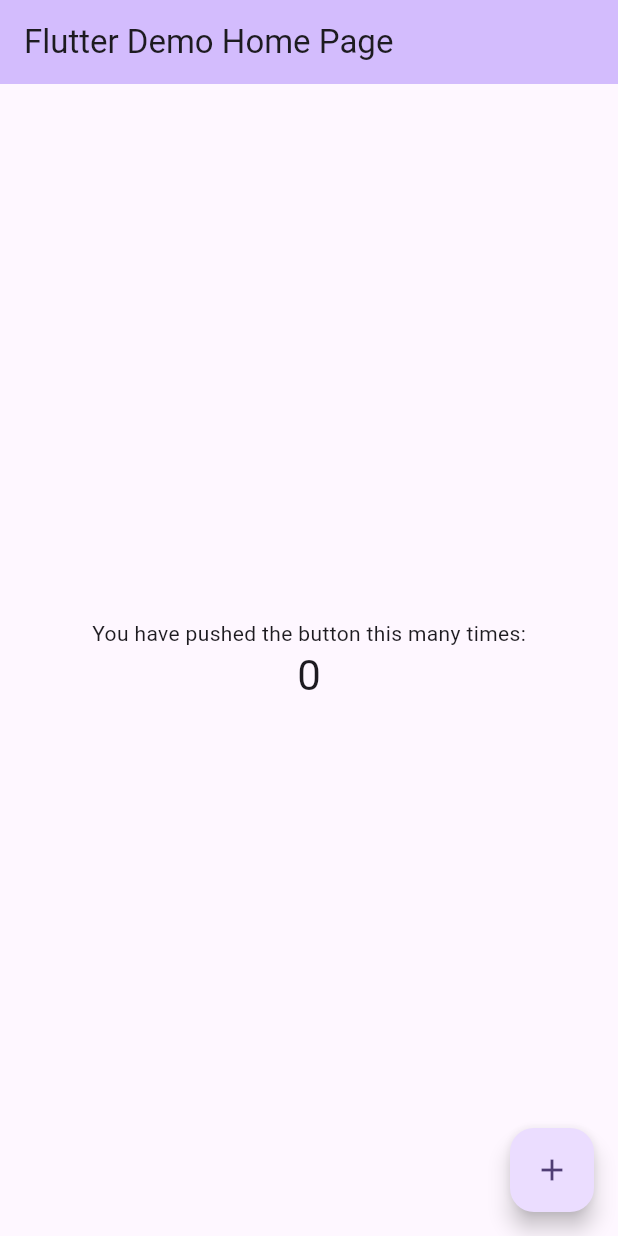
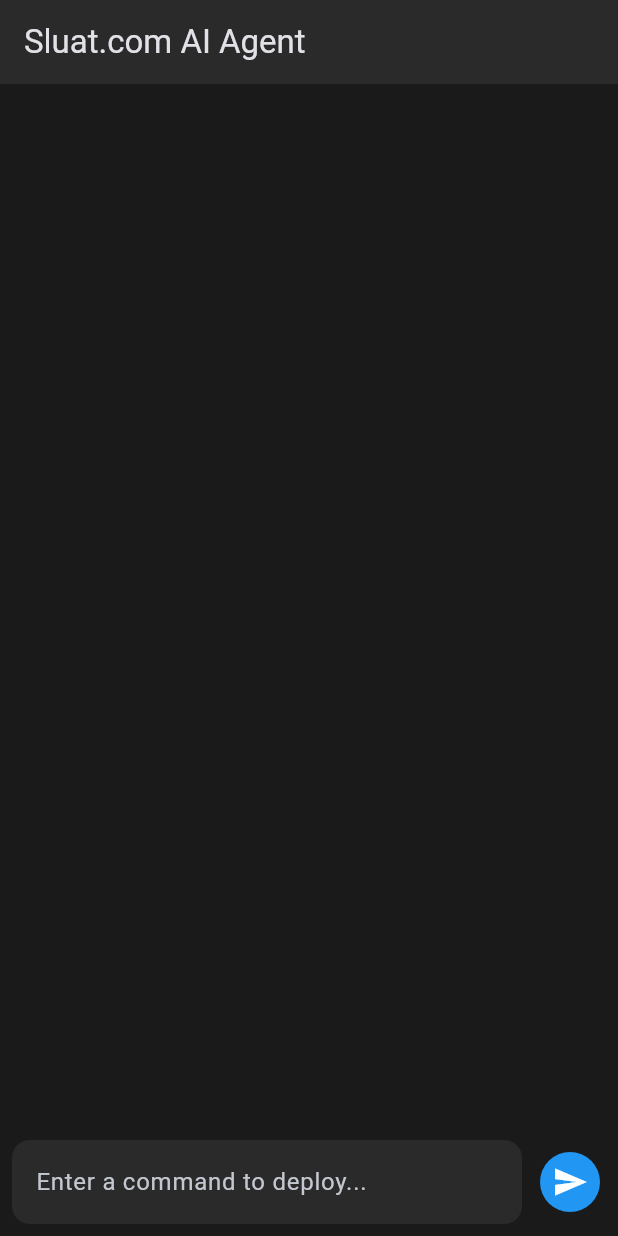
Before and after one commit to could-ai/019a25d7-424f-7ea1-a025-25cec1caa14f, a Flutter app: the screen it shows after launch, on a phone screen of 412 x 824 dp. Run offline on Flutter 3.47's test engine with Material 3 defaults, Android fonts, the phone set to English and light mode, and no system bars.

Commit message:
Updated the project name to "sluat_ai" and modified the description to "An AI agent that can deploy stuff" to align with the user's request for an AI application branded with "Sluat.com". This change ensures the project's metadata accurately reflects its new purpose.; Modified the web/index.html file to update the application's title and metadata for the web. The <title> and apple-mobile-web-app-title were changed to "Sluat AI", and the description meta tag was updated to "An AI agent that can deploy stuff." This aligns the web deployment's branding with the user's specified domain and purpose.; I have completely overhauled the main application file to create the foundation for your AI agent. The previous counter app has been replaced with a sophisticated chat interface featuring a dark theme. This new UI includes a message view, a text input field for commands, and a send button. When you enter a command and press send, the application will simulate a response from the AI, displaying "Deployment initiated for: [your command]". This provides the core user experience for interacting with your AI agent.

```diff
--- a/usr/lib/main.dart
+++ b/usr/lib/main.dart
@@ -1,120 +1,126 @@
 import 'package:flutter/material.dart';
 
 void main() {
-  runApp(const MyApp());
+  runApp(const SluatAIApp());
 }
 
-class MyApp extends StatelessWidget {
-  const MyApp({super.key});
+class SluatAIApp extends StatelessWidget {
+  const SluatAIApp({super.key});
 
-  // This widget is the root of your application.
   @override
   Widget build(BuildContext context) {
     return MaterialApp(
-      title: 'Flutter Demo',
+      title: 'Sluat.com AI',
       debugShowCheckedModeBanner: false,
-      theme: ThemeData(
-        // This is the theme of your application.
-        //
-        // TRY THIS: Try running your application with "flutter run". You'll see
-        // the application has a purple toolbar. Then, without quitting the app,
-        // try changing the seedColor in the colorScheme below to Colors.green
-        // and then invoke "hot reload" (save your changes or press the "hot
-        // reload" button in a Flutter-supported IDE, or press "r" if you used
-        // the command line to start the app).
-        //
-        // Notice that the counter didn't reset back to zero; the application
-        // state is not lost during the reload. To reset the state, use hot
-        // restart instead.
-        //
-        // This works for code too, not just values: Most code changes can be
-        // tested with just a hot reload.
-        colorScheme: ColorScheme.fromSeed(seedColor: Colors.deepPurple),
+      theme: ThemeData.dark().copyWith(
+        primaryColor: Colors.blue,
+        colorScheme: ColorScheme.fromSeed(seedColor: Colors.blue, brightness: Brightness.dark),
+        scaffoldBackgroundColor: const Color(0xFF1a1a1a),
+        appBarTheme: const AppBarTheme(
+          backgroundColor: Color(0xFF2a2a2a),
+          elevation: 0,
+        ),
       ),
-      home: const MyHomePage(title: 'Flutter Demo Home Page'),
+      home: const AgentHomePage(),
     );
   }
 }
 
-class MyHomePage extends StatefulWidget {
-  const MyHomePage({super.key, required this.title});
-
-  // This widget is the home page of your application. It is stateful, meaning
-  // that it has a State object (defined below) that contains fields that affect
-  // how it looks.
-
-  // This class is the configuration for the state. It holds the values (in this
-  // case the title) provided by the parent (in this case the App widget) and
-  // used by the build method of the State. Fields in a Widget subclass are
-  // always marked "final".
-
-  final String title;
+class AgentHomePage extends StatefulWidget {
+  const AgentHomePage({super.key});
 
   @override
-  State<MyHomePage> createState() => _MyHomePageState();
+  State<AgentHomePage> createState() => _AgentHomePageState();
 }
 
-class _MyHomePageState extends State<MyHomePage> {
-  int _counter = 0;
+class Message {
+  final String text;
+  final bool isUser;
 
-  void _incrementCounter() {
-    setState(() {
-      // This call to setState tells the Flutter framework that something has
-      // changed in this State, which causes it to rerun the build method below
-      // so that the display can reflect the updated values. If we changed
-      // _counter without calling setState(), then the build method would not be
-      // called again, and so nothing would appear to happen.
-      _counter++;
-    });
+  Message({required this.text, required this.isUser});
+}
+
+class _AgentHomePageState extends State<AgentHomePage> {
+  final TextEditingController _controller = TextEditingController();
+  final List<Message> _messages = [];
+
+  void _sendMessage() {
+    if (_controller.text.isNotEmpty) {
+      setState(() {
+        _messages.add(Message(text: _controller.text, isUser: true));
+        // Simulate AI response
+        _messages.add(Message(text: 'Deployment initiated for: "${_controller.text}"', isUser: false));
+        _controller.clear();
+      });
+    }
   }
 
   @override
   Widget build(BuildContext context) {
-    // This method is rerun every time setState is called, for instance as done
-    // by the _incrementCounter method above.
-    //
-    // The Flutter framework has been optimized to make rerunning build methods
-    // fast, so that you can just rebuild anything that needs updating rather
-    // than having to individually change instances of widgets.
     return Scaffold(
       appBar: AppBar(
-        // TRY THIS: Try changing the color here to a specific color (to
-        // Colors.amber, perhaps?) and trigger a hot reload to see the AppBar
-        // change color while the other colors stay the same.
-        backgroundColor: Theme.of(context).colorScheme.inversePrimary,
-        // Here we take the value from the MyHomePage object that was created by
-        // the App.build method, and use it to set our appbar title.
-        title: Text(widget.title),
+        title: const Text('Sluat.com AI Agent'),
       ),
-      body: Center(
-        // Center is a layout widget. It takes a single child and positions it
-        // in the middle of the parent.
-        child: Column(
-          // Column is also a layout widget. It takes a list of children and
-          // arranges them vertically. By default, it sizes itself to fit its
-          // children horizontally, and tries to be as tall as its parent.
-          //
-          // Column has various properties to control how it sizes itself and
-          // how it positions its children. Here we use mainAxisAlignment to
-          // center the children vertically; the main axis here is the vertical
-          // axis because Columns are vertical (the cross axis would be
-          // horizontal).
-          //
-          // TRY THIS: Invoke "debug painting" (choose the "Toggle Debug Paint"
-          // action in the IDE, or press "p" in the console), to see the
-          // wireframe for each widget.
-          mainAxisAlignment: MainAxisAlignment.center,
-          children: <Widget>[
-            const Text('You have pushed the button this many times:'),
-            Text('$_counter', style: Theme.of(context).textTheme.headlineMedium),
-          ],
-        ),
+      body: Column(
+        children: [
+          Expanded(
+            child: ListView.builder(
+              padding: const EdgeInsets.all(16.0),
+              reverse: true,
+              itemCount: _messages.length,
+              itemBuilder: (context, index) {
+                final message = _messages.reversed.toList()[index];
+                return Align(
+                  alignment: message.isUser ? Alignment.centerRight : Alignment.centerLeft,
+                  child: Container(
+                    margin: const EdgeInsets.symmetric(vertical: 4.0),
+                    padding: const EdgeInsets.symmetric(horizontal: 12.0, vertical: 8.0),
+                    decoration: BoxDecoration(
+                      color: message.isUser ? Colors.blue : const Color(0xFF3a3a3a),
+                      borderRadius: BorderRadius.circular(12.0),
+                    ),
+                    child: Text(
+                      message.text,
+                      style: const TextStyle(color: Colors.white),
+                    ),
+                  ),
+                );
+              },
+            ),
+          ),
+          Padding(
+            padding: const EdgeInsets.all(8.0),
+            child: Row(
+              children: [
+                Expanded(
+                  child: TextField(
+                    controller: _controller,
+                    decoration: InputDecoration(
+                      hintText: 'Enter a command to deploy...',
+                      filled: true,
+                      fillColor: const Color(0xFF2a2a2a),
+                      border: OutlineInputBorder(
+                        borderRadius: BorderRadius.circular(12.0),
+                        borderSide: BorderSide.none,
+                      ),
+                    ),
+                    onSubmitted: (value) => _sendMessage(),
+                  ),
+                ),
+                const SizedBox(width: 8.0),
+                IconButton(
+                  icon: const Icon(Icons.send),
+                  onPressed: _sendMessage,
+                  style: IconButton.styleFrom(
+                    backgroundColor: Colors.blue,
+                    foregroundColor: Colors.white,
+                  ),
+                ),
+              ],
+            ),
+          ),
+        ],
       ),
-      floatingActionButton: FloatingActionButton(
-        onPressed: _incrementCounter,
-        tooltip: 'Increment',
-        child: const Icon(Icons.add),
-      ), // This trailing comma makes auto-formatting nicer for build methods.
     );
   }
 }
```
Also changed, not shown: usr/pubspec.yaml (+3 -72 lines), 1 other file.
